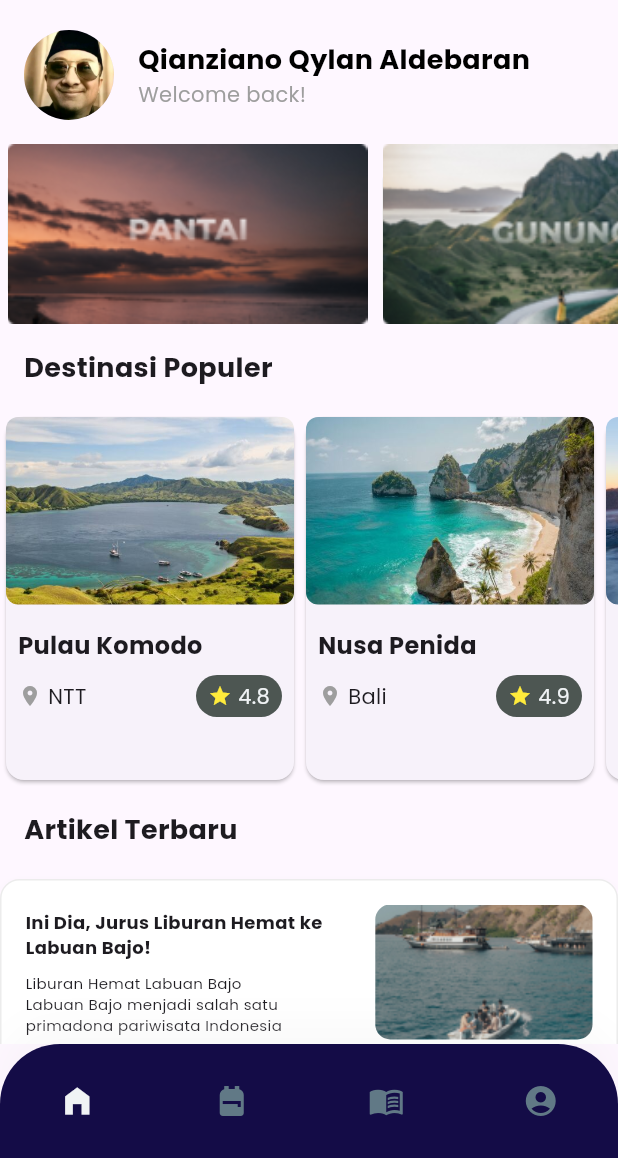
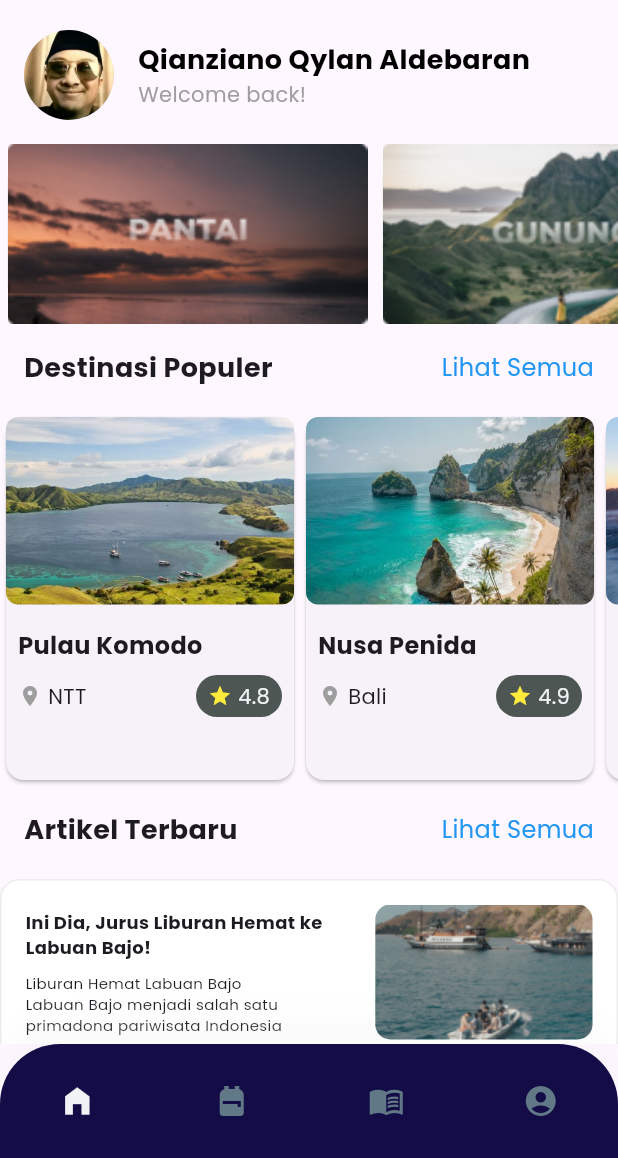
Before and after one commit to Dams168/Wtravel, a Flutter app: the screen it shows after launch, on a phone screen of 412 x 824 dp, the part 78-1236 px from its top. Run offline on Flutter 3.47's test engine with Material 3 defaults, Android fonts, the phone set to English and light mode, and no system bars; our stand-ins replace animated_splash_screen, flutter_svg, image_picker.

Commit message:
add all places and article screen

```diff
--- a/wtravel_app/lib/screens/dashboard_screen.dart
+++ b/wtravel_app/lib/screens/dashboard_screen.dart
@@ -1,8 +1,10 @@
 import 'package:flutter/material.dart';
 import 'package:wtravel_app/models/article_model.dart';
 import 'package:wtravel_app/models/tourism_place.dart';
+import 'package:wtravel_app/screens/article_list_screen.dart';
 import 'package:wtravel_app/screens/detail_article_screen.dart';
 import 'package:wtravel_app/screens/detail_place_screen.dart';
+import 'package:wtravel_app/screens/tourism_place_list_screen.dart';
 import 'package:wtravel_app/widgets/article_card.dart';
 import 'package:wtravel_app/widgets/button_navbar.dart';
 import 'package:wtravel_app/widgets/category_card.dart';
@@ -143,14 +145,39 @@ class TourismPlaceList extends StatelessWidget {
     return Column(
       crossAxisAlignment: CrossAxisAlignment.start,
       children: [
-        const Padding(
-          padding: EdgeInsets.all(16.0),
-          child: Text(
+        Padding(
+          padding: const EdgeInsets.all(16.0),
+          child: Row(
+            mainAxisAlignment: MainAxisAlignment.spaceBetween,
+            children: [
+              const Text(
                 'Destinasi Populer',
                 style: TextStyle(
                   fontSize: 18.0,
                   fontWeight: FontWeight.bold,
                 ),
+              ),
+              GestureDetector(
+                onTap: () {
+                  Navigator.push(
+                    context,
+                    MaterialPageRoute(
+                      builder: (context) {
+                        return AllTourismPlacesScreen(
+                            allTourismPlaces: tourismPlaces);
+                      },
+                    ),
+                  );
+                },
+                child: const Text(
+                  'Lihat Semua',
+                  style: TextStyle(
+                    color: Colors.blue,
+                    fontSize: 16.0,
+                  ),
+                ),
+              ),
+            ],
           ),
         ),
         SizedBox(
@@ -158,16 +185,18 @@ class TourismPlaceList extends StatelessWidget {
           child: SingleChildScrollView(
             scrollDirection: Axis.horizontal,
             child: Row(
-              children: tourismPlaces.map((place) {
+              children: tourismPlaces.take(3).map((place) {
                 return SizedBox(
                   width: 200,
                   child: TourismCard(
                     place: place,
                     onTap: () {
-                      Navigator.push(context,
+                      Navigator.push(
+                        context,
                         MaterialPageRoute(builder: (context) {
                           return DetailPlaceScreen(place: place);
-                      }));
+                        }),
+                      );
                     },
                   ),
                 );
@@ -190,18 +219,42 @@ class ArticleList extends StatelessWidget {
     return Column(
       crossAxisAlignment: CrossAxisAlignment.start,
       children: [
-        const Padding(
-          padding: EdgeInsets.all(16.0),
-          child: Text(
+        Padding(
+          padding: const EdgeInsets.all(16.0),
+          child: Row(
+            mainAxisAlignment: MainAxisAlignment.spaceBetween,
+            children: [
+              const Text(
                 'Artikel Terbaru',
                 style: TextStyle(
                   fontSize: 18.0,
                   fontWeight: FontWeight.bold,
                 ),
               ),
+              GestureDetector(
+                onTap: () {
+                  Navigator.push(
+                    context,
+                    MaterialPageRoute(
+                      builder: (context) {
+                        return AllArticlesScreen(allArticles: articles);
+                      },
+                    ),
+                  );
+                },
+                child: const Text(
+                  'Lihat Semua',
+                  style: TextStyle(
+                    color: Colors.blue,
+                    fontSize: 16.0,
+                  ),
+                ),
+              ),
+            ],
+          ),
         ),
         Column(
-          children: articles.map((article) {
+          children: articles.take(3).map((article) {
             return Padding(
               padding: const EdgeInsets.symmetric(vertical: 4.0),
               child: SizedBox(
--- a/wtravel_app/lib/widgets/tourism_card.dart
+++ b/wtravel_app/lib/widgets/tourism_card.dart
@@ -14,22 +14,23 @@ class TourismCard extends StatelessWidget {
     return InkWell(
       onTap: onTap,
       child: Card(
+        child: SizedBox(
+          width: 300, // Set the desired width
           child: Column(
             crossAxisAlignment: CrossAxisAlignment.start,
             children: [
-            SizedBox(
-              child: ClipRRect(
+              ClipRRect(
                 borderRadius: BorderRadius.circular(8.0),
                 child: Image.asset(
                   place.imageAsset,
                   fit: BoxFit.cover,
-                  width: 200,
+                  width: double.infinity, // Make the image fill the width
                   height: 125,
                 ),
               ),
-            ),
               const SizedBox(height: 8),
-            Padding(
+              Container(
+                width: double.infinity, // Set the width of the text content
                 padding: const EdgeInsets.all(8),
                 child: Column(
                   crossAxisAlignment: CrossAxisAlignment.start,
@@ -47,36 +48,27 @@ class TourismCard extends StatelessWidget {
                       children: [
                         Row(
                           children: [
-                          const Icon(
-                            Icons.location_on,
-                            size: 16,
-                            color: Colors.grey,
-                          ),
+                            const Icon(Icons.location_on,
+                                size: 16, color: Colors.grey),
                             const SizedBox(width: 4),
                             Text(place.location),
                           ],
                         ),
-                      const SizedBox(width: 16),
+                        const SizedBox(height: 8),
                         Container(
                           padding: const EdgeInsets.symmetric(
-                          vertical: 4,
-                          horizontal: 8,
-                        ),
+                              vertical: 4, horizontal: 8),
                           decoration: BoxDecoration(
                             borderRadius: BorderRadius.circular(20),
-                            color: bgDarkColor),
+                            color: bgDarkColor,
+                          ),
                           child: Row(
                             children: [
-                            const Icon(
-                              Icons.star,
-                              size: 16,
-                              color: Colors.yellow,
-                            ),
+                              const Icon(Icons.star,
+                                  size: 16, color: Colors.yellow),
                               const SizedBox(width: 4),
-                            Text(
-                              place.rating,
-                              style: const TextStyle(color: bgLightColor),
-                            ),
+                              Text(place.rating,
+                                  style: const TextStyle(color: bgLightColor)),
                             ],
                           ),
                         ),
@@ -88,6 +80,7 @@ class TourismCard extends StatelessWidget {
             ],
           ),
         ),
+      ),
     );
   }
 }
```
Also changed, not shown: wtravel_app/lib/screens/article_list_screen.dart (added, +40 -0 lines), wtravel_app/lib/screens/tourism_place_list_screen.dart (added, +40 -0 lines). Lines whose indentation alone changed are shown as unchanged.
